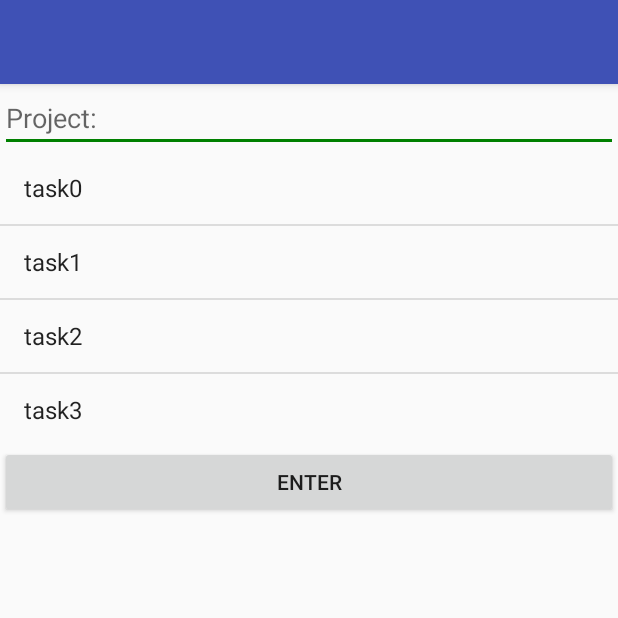
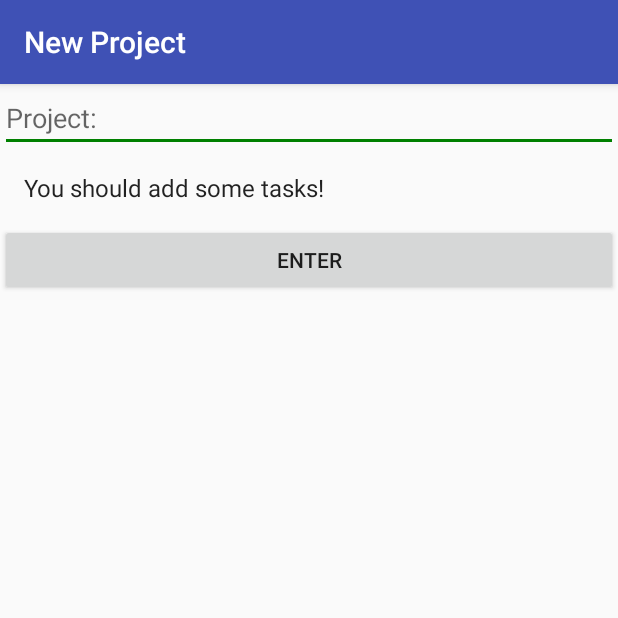
Before and after one commit to sravnyag/TimeLords, an Android app: the screen it shows after launch (editProject), after a tap on an icon or button, on a phone screen of 412 x 824 dp, the top half of it. Run offline under Robolectric (Android 15) with nearby library versions, the phone set to English and light mode, and no system bars; 1 statement that could not run was skipped; 2 other taps on this screen came first.

Commit message:
new Things

```diff
--- a/TaskPlanner/app/src/main/java/com/example/bhouts/taskplanner/Gbl.java
+++ b/TaskPlanner/app/src/main/java/com/example/bhouts/taskplanner/Gbl.java
@@ -12,7 +12,7 @@ public class Gbl {
     public static FloatingActionButton fab_task;
     public static FloatingActionButton fab_project;
     public static FloatingActionButton fab_show;
-    public static String passProjName;
+    public static String passProjName = "New Project";
 
 
     //Projectlist with all projects as tasklist
--- a/TaskPlanner/app/src/main/java/com/example/bhouts/taskplanner/editProject.java
+++ b/TaskPlanner/app/src/main/java/com/example/bhouts/taskplanner/editProject.java
@@ -15,6 +15,9 @@ import android.widget.EditText;
 import android.widget.ListAdapter;
 import android.widget.ListView;
 import android.widget.Toast;
+
+import java.util.ArrayList;
+import java.util.List;
 
 public class editProject extends  AppCompatActivity {
 
@@ -53,8 +56,22 @@ public class editProject extends  AppCompatActivity {
         Toolbar toolbar = (Toolbar) findViewById(R.id.toolbar);
         setSupportActionBar(toolbar);
         getSupportActionBar().setTitle(getProjName());
+        ArrayList<String> projectTasks = new ArrayList<String>();
+        int i = Gbl.getPos(Gbl.passProjName);
+        int size = Gbl.allProjectsDatabase.get(i).TaskList.size();
+        if (Gbl.passProjName.equals("New Project")){
+            projectTasks.add("You should add some tasks!");
+        }else{
+            for (int x=0; x<size; x++){
+                projectTasks.add(Gbl.allProjectsDatabase.get(i).TaskList.get(x).getName());
+            }
+        }
+        String [] wtf = new String[size];
+        for (int y=0; y<size; y++){
+            wtf[0] = ;
+        }
 
-        String[] projectTasks = {"task0", "task1", "task2", "task3"};
+        //String[] projectTasks = {"task0", "task1", "task2", "task3"};
 
         ArrayAdapter<String> myAdapter= new ArrayAdapter<String>(this, android.R.layout.simple_list_item_1, projectTasks);
 
```
Also changed, not shown: TaskPlanner/app/src/main/java/com/example/bhouts/taskplanner/HomeScreen.java (+5 -3 lines).
